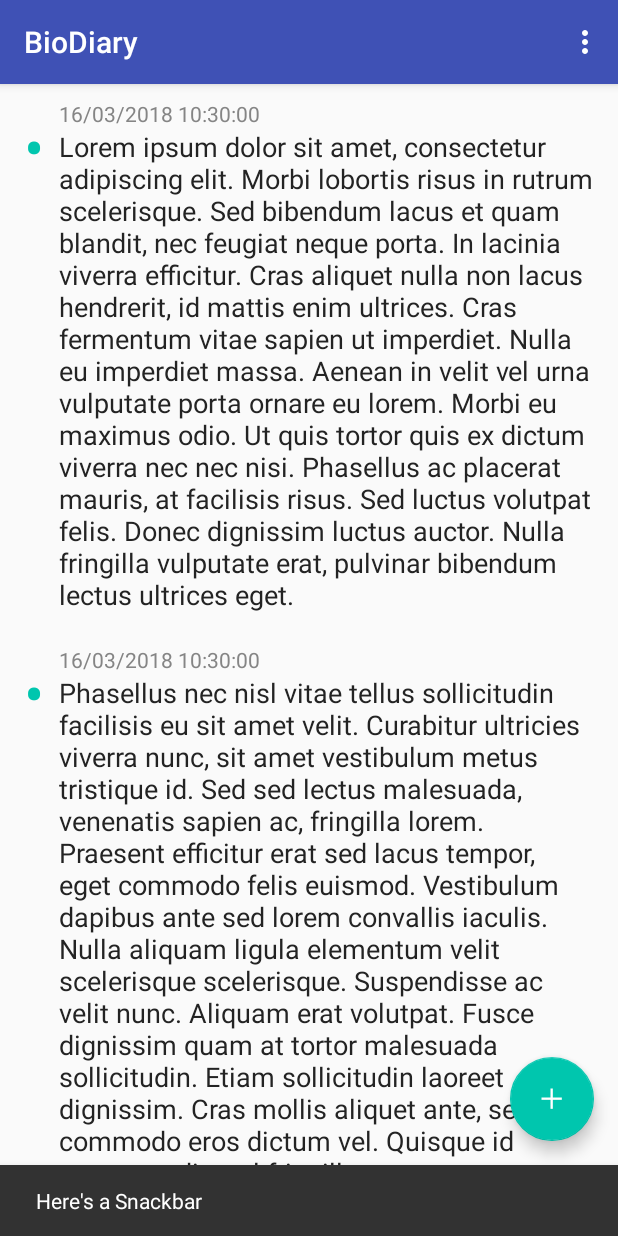
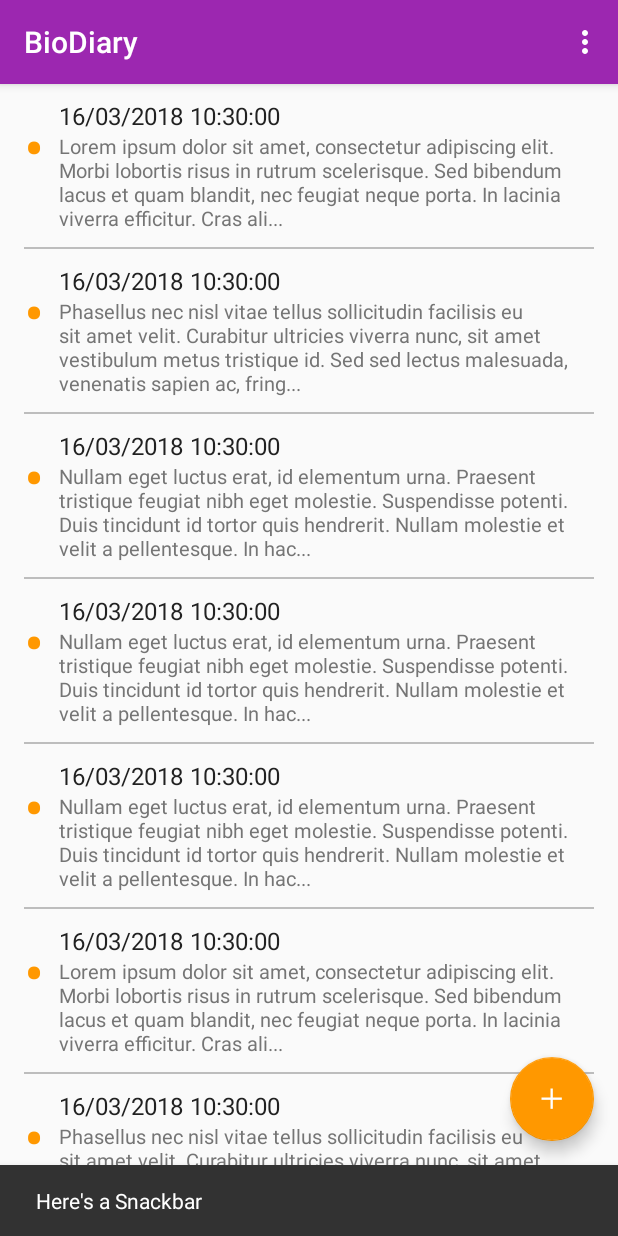
Before and after one commit to ndtho8205/biodiary, an Android app: the screen it shows after launch (BioDiaryMainActivity), after a tap on an icon or button, on a phone screen of 412 x 824 dp. Run offline under Robolectric (Android 15) with nearby library versions, the phone set to English and light mode, and no system bars.

Commit message:
Update styles.

```diff
--- a/app/src/main/java/edu/bk/thesis/biodiary/activities/BioDiaryMainActivity.java
+++ b/app/src/main/java/edu/bk/thesis/biodiary/activities/BioDiaryMainActivity.java
@@ -33,6 +33,7 @@ public class BioDiaryMainActivity extends AppCompatActivity
         super.onCreate(savedInstanceState);
         setContentView(R.layout.activity_biodiary_main);
 
+        // newEntryButton
         mNewEntryButton = findViewById(R.id.fab_new_entry);
         mNewEntryButton.setOnClickListener(new View.OnClickListener()
         {
@@ -44,16 +45,18 @@ public class BioDiaryMainActivity extends AppCompatActivity
             }
         });
 
+        // diaryList
         mDiary = findViewById(R.id.rv_diary);
         LinearLayoutManager layoutManager = new LinearLayoutManager(this,
                                                                     LinearLayoutManager.VERTICAL,
                                                                     false);
         mDiary.setLayoutManager(layoutManager);
-        mDiary.addItemDecoration(new DividerItemDecoration(this));
+        mDiary.addItemDecoration(new DividerItemDecoration(this, 16));
         mDiary.setHasFixedSize(true);
         mDiaryAdapter = new DiaryAdapter(this);
         mDiary.setAdapter(mDiaryAdapter);
 
+        // initialize diary data
         Diary[] diaryData = {
                 new Diary(1,
                           new Date().getTime(),
@@ -63,7 +66,30 @@ public class BioDiaryMainActivity extends AppCompatActivity
                           "Phasellus nec nisl vitae tellus sollicitudin facilisis eu sit amet velit. Curabitur ultricies viverra nunc, sit amet vestibulum metus tristique id. Sed sed lectus malesuada, venenatis sapien ac, fringilla lorem. Praesent efficitur erat sed lacus tempor, eget commodo felis euismod. Vestibulum dapibus ante sed lorem convallis iaculis. Nulla aliquam ligula elementum velit scelerisque scelerisque. Suspendisse ac velit nunc. Aliquam erat volutpat. Fusce dignissim quam at tortor malesuada sollicitudin. Etiam sollicitudin laoreet dignissim. Cras mollis aliquet ante, semper commodo eros dictum vel. Quisque id posuere odio, vel fringilla magna."),
                 new Diary(3,
                           new Date().getTime(),
-                          "Nullam eget luctus erat, id elementum urna. Praesent tristique feugiat nibh eget molestie. Suspendisse potenti. Duis tincidunt id tortor quis hendrerit. Nullam molestie et velit a pellentesque. In hac habitasse platea dictumst. Praesent in mauris quis massa fringilla suscipit. Nunc a dignissim nunc. Duis eleifend ipsum quam, ac interdum sapien consequat sed. Praesent cursus consectetur risus ac blandit. Morbi vestibulum dapibus dui, nec dignissim orci dignissim eget. Suspendisse potenti.") };
+                          "Nullam eget luctus erat, id elementum urna. Praesent tristique feugiat nibh eget molestie. Suspendisse potenti. Duis tincidunt id tortor quis hendrerit. Nullam molestie et velit a pellentesque. In hac habitasse platea dictumst. Praesent in mauris quis massa fringilla suscipit. Nunc a dignissim nunc. Duis eleifend ipsum quam, ac interdum sapien consequat sed. Praesent cursus consectetur risus ac blandit. Morbi vestibulum dapibus dui, nec dignissim orci dignissim eget. Suspendisse potenti."),
+                new Diary(4,
+                          new Date().getTime(),
+                          "Nullam eget luctus erat, id elementum urna. Praesent tristique feugiat nibh eget molestie. Suspendisse potenti. Duis tincidunt id tortor quis hendrerit. Nullam molestie et velit a pellentesque. In hac habitasse platea dictumst. Praesent in mauris quis massa fringilla suscipit. Nunc a dignissim nunc. Duis eleifend ipsum quam, ac interdum sapien consequat sed. Praesent cursus consectetur risus ac blandit. Morbi vestibulum dapibus dui, nec dignissim orci dignissim eget. Suspendisse potenti."),
+                new Diary(5,
+                          new Date().getTime(),
+                          "Nullam eget luctus erat, id elementum urna. Praesent tristique feugiat nibh eget molestie. Suspendisse potenti. Duis tincidunt id tortor quis hendrerit. Nullam molestie et velit a pellentesque. In hac habitasse platea dictumst. Praesent in mauris quis massa fringilla suscipit. Nunc a dignissim nunc. Duis eleifend ipsum quam, ac interdum sapien consequat sed. Praesent cursus consectetur risus ac blandit. Morbi vestibulum dapibus dui, nec dignissim orci dignissim eget. Suspendisse potenti."),
+                new Diary(6,
+                          new Date().getTime(),
+                          "Lorem ipsum dolor sit amet, consectetur adipiscing elit. Morbi lobortis risus in rutrum scelerisque. Sed bibendum lacus et quam blandit, nec feugiat neque porta. In lacinia viverra efficitur. Cras aliquet nulla non lacus hendrerit, id mattis enim ultrices. Cras fermentum vitae sapien ut imperdiet. Nulla eu imperdiet massa. Aenean in velit vel urna vulputate porta ornare eu lorem. Morbi eu maximus odio. Ut quis tortor quis ex dictum viverra nec nec nisi. Phasellus ac placerat mauris, at facilisis risus. Sed luctus volutpat felis. Donec dignissim luctus auctor. Nulla fringilla vulputate erat, pulvinar bibendum lectus ultrices eget."),
+                new Diary(7,
+                          new Date().getTime(),
+                          "Phasellus nec nisl vitae tellus sollicitudin facilisis eu sit amet velit. Curabitur ultricies viverra nunc, sit amet vestibulum metus tristique id. Sed sed lectus malesuada, venenatis sapien ac, fringilla lorem. Praesent efficitur erat sed lacus tempor, eget commodo felis euismod. Vestibulum dapibus ante sed lorem convallis iaculis. Nulla aliquam ligula elementum velit scelerisque scelerisque. Suspendisse ac velit nunc. Aliquam erat volutpat. Fusce dignissim quam at tortor malesuada sollicitudin. Etiam sollicitudin laoreet dignissim. Cras mollis aliquet ante, semper commodo eros dictum vel. Quisque id posuere odio, vel fringilla magna."),
+                new Diary(8,
+                          new Date().getTime(),
+                          "Nullam eget luctus erat, id elementum urna. Praesent tristique feugiat nibh eget molestie. Suspendisse potenti. Duis tincidunt id tortor quis hendrerit. Nullam molestie et velit a pellentesque. In hac habitasse platea dictumst. Praesent in mauris quis massa fringilla suscipit. Nunc a dignissim nunc. Duis eleifend ipsum quam, ac interdum sapien consequat sed. Praesent cursus consectetur risus ac blandit. Morbi vestibulum dapibus dui, nec dignissim orci dignissim eget. Suspendisse potenti."),
+                new Diary(9,
+                          new Date().getTime(),
+                          "Nullam eget luctus erat, id elementum urna. Praesent tristique feugiat nibh eget molestie. Suspendisse potenti. Duis tincidunt id tortor quis hendrerit. Nullam molestie et velit a pellentesque. In hac habitasse platea dictumst. Praesent in mauris quis massa fringilla suscipit. Nunc a dignissim nunc. Duis eleifend ipsum quam, ac interdum sapien consequat sed. Praesent cursus consectetur risus ac blandit. Morbi vestibulum dapibus dui, nec dignissim orci dignissim eget. Suspendisse potenti."),
+                new Diary(10,
+                          new Date().getTime(),
+                          "Nullam eget luctus erat, id elementum urna. Praesent tristique feugiat nibh eget molestie. Suspendisse potenti. Duis tincidunt id tortor quis hendrerit. Nullam molestie et velit a pellentesque. In hac habitasse platea dictumst. Praesent in mauris quis massa fringilla suscipit. Nunc a dignissim nunc. Duis eleifend ipsum quam, ac interdum sapien consequat sed. Praesent cursus consectetur risus ac blandit. Morbi vestibulum dapibus dui, nec dignissim orci dignissim eget. Suspendisse potenti.")
+
+        };
         mDiaryAdapter.setDiaryData(diaryData);
     }
 
--- a/app/src/main/java/edu/bk/thesis/biodiary/adapters/DiaryAdapter.java
+++ b/app/src/main/java/edu/bk/thesis/biodiary/adapters/DiaryAdapter.java
@@ -42,7 +42,7 @@ public class DiaryAdapter extends RecyclerView.Adapter<DiaryAdapter.DiaryAdapter
 
         holder.mTimestamp.setText(diary.getDateInString());
 
-        holder.mContent.setText(diary.getContent());
+        holder.mContent.setText(diary.getShortContent(200));
     }
 
     @Override
--- a/app/src/main/java/edu/bk/thesis/biodiary/models/Diary.java
+++ b/app/src/main/java/edu/bk/thesis/biodiary/models/Diary.java
@@ -65,4 +65,12 @@ public class Diary implements Serializable
         SimpleDateFormat df = new SimpleDateFormat("dd/MM/YYYY HH:mm:ss", Locale.US);
         return df.format(getDate());
     }
+
+    public String getShortContent(int wordLength)
+    {
+        //TODO: implement get substring by word, instead of characters.
+        return wordLength > mContent.length()
+               ? mContent
+               : mContent.substring(0, wordLength) + "...";
+    }
 }
--- a/app/src/main/java/edu/bk/thesis/biodiary/utils/DividerItemDecoration.java
+++ b/app/src/main/java/edu/bk/thesis/biodiary/utils/DividerItemDecoration.java
@@ -6,6 +6,7 @@ import android.graphics.Rect;
 import android.graphics.drawable.Drawable;
 import android.support.v4.content.ContextCompat;
 import android.support.v7.widget.RecyclerView;
+import android.util.TypedValue;
 import android.view.View;
 
 import edu.bk.thesis.biodiary.R;
@@ -13,10 +14,15 @@ import edu.bk.thesis.biodiary.R;
 
 public class DividerItemDecoration extends RecyclerView.ItemDecoration
 {
+    public static final int MARGIN = 5;
+    private Context  mContext;
     private Drawable mDivider;
+    private int      mMargin;
 
-    public DividerItemDecoration(Context context)
+    public DividerItemDecoration(Context context, int margin)
     {
+        mContext = context;
+        mMargin = margin;
         mDivider = ContextCompat.getDrawable(context, R.drawable.divider_item_line);
     }
 
@@ -38,8 +44,8 @@ public class DividerItemDecoration extends RecyclerView.ItemDecoration
     @Override
     public void onDraw(Canvas c, RecyclerView parent, RecyclerView.State state)
     {
-        int left  = parent.getPaddingLeft();
-        int right = parent.getPaddingRight();
+        int left  = parent.getPaddingLeft() + dpToPx(mMargin);
+        int right = parent.getWidth() - parent.getPaddingRight() - dpToPx(mMargin);
 
         int childCount = parent.getChildCount();
         for (int i = 0; i < childCount; i++) {
@@ -56,4 +62,11 @@ public class DividerItemDecoration extends RecyclerView.ItemDecoration
         }
 
     }
+
+    private int dpToPx(int dp)
+    {
+        return Math.round(TypedValue.applyDimension(TypedValue.COMPLEX_UNIT_DIP,
+                                                    dp,
+                                                    mContext.getResources().getDisplayMetrics()));
+    }
 }
--- a/app/src/main/res/drawable/divider_item_line.xml
+++ b/app/src/main/res/drawable/divider_item_line.xml
@@ -5,5 +5,5 @@
         android:width="1dp"
         android:height="1dp" />
 
-    <solid android:color="@color/colorPrimaryDark" />
+    <solid android:color="@color/colorDivider" />
 </shape>
--- a/app/src/main/res/layout/diary_list_item.xml
+++ b/app/src/main/res/layout/diary_list_item.xml
@@ -26,8 +26,8 @@
         android:layout_height="wrap_content"
         android:layout_toEndOf="@id/tv_diary_dot"
         android:layout_toRightOf="@id/tv_diary_dot"
-        android:textColor="#858585"
-        android:textSize="14sp" />
+        android:textColor="@color/colorPrimaryText"
+        android:textSize="16sp" />
 
     <TextView
         android:id="@+id/tv_diary_content"
@@ -36,7 +36,7 @@
         android:layout_below="@id/tv_diary_timestamp"
         android:layout_toEndOf="@id/tv_diary_dot"
         android:layout_toRightOf="@id/tv_diary_dot"
-        android:textColor="#232323"
-        android:textSize="18sp" />
+        android:textColor="@color/colorSecondaryText"
+        android:textSize="13sp" />
 
 </RelativeLayout>
--- a/app/src/main/res/values/colors.xml
+++ b/app/src/main/res/values/colors.xml
@@ -1,8 +1,13 @@
 <?xml version="1.0" encoding="utf-8"?>
 <resources>
-    <color name="colorPrimary">#3F51B5</color>
-    <color name="colorPrimaryDark">#303F9F</color>
-    <color name="colorAccent">#00c6ae</color>
+    <color name="colorPrimary">#9C27B0</color>
+    <color name="colorPrimaryDark">#7B1FA2</color>
+    <color name="colorAccent">#FF9800</color>
+    <color name="colorDivider">#bdbdbd</color>
+
+    <color name="colorIcons">#FFFFFF</color>
+    <color name="colorSecondaryText">#757575</color>
+    <color name="colorPrimaryText">#212121</color>
 
     <color name="colorSplashScreenBackground">#D8D8D8</color>
 </resources>
```
